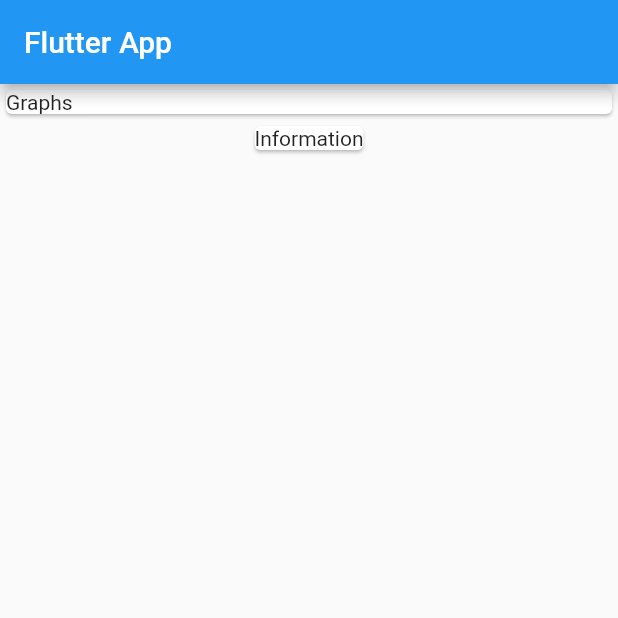
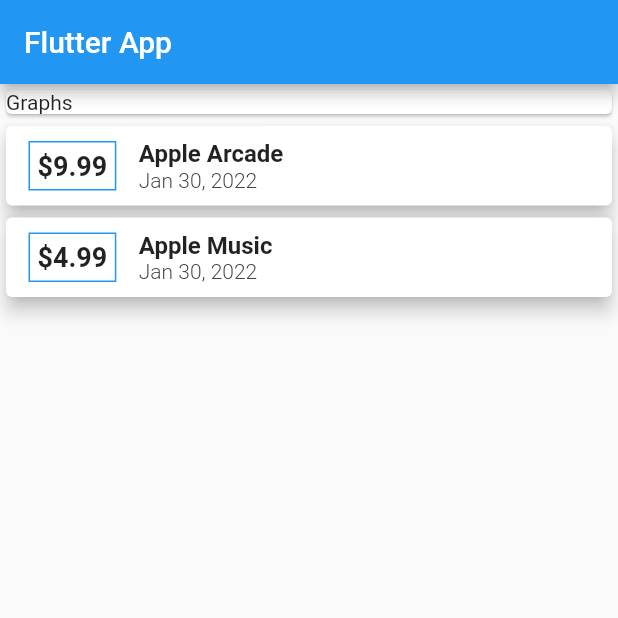
Before and after one commit to shaun-stanley/Flutter-Maximilian, a Flutter app: the screen it shows after launch, on a phone screen of 412 x 824 dp, the top half of it. Run offline on Flutter 3.47's test engine with Material 2 defaults, Android fonts, the phone set to English and light mode, and no system bars.

Commit message:
Add list of cards to display transactions

```diff
--- a/New Repo/expense_app/lib/main.dart
+++ b/New Repo/expense_app/lib/main.dart
@@ -1,5 +1,6 @@
 import 'package:expense_app/transaction.dart';
 import 'package:flutter/material.dart';
+import 'package:intl/intl.dart';
 
 void main() => runApp(MyApp());
 
@@ -14,7 +15,7 @@ class MyApp extends StatelessWidget {
 }
 
 class MyHomePage extends StatelessWidget {
-  final List = [
+  final List transactions = [
     Transaction(
       id: 't1',
       title: "Apple Arcade",
@@ -43,8 +44,51 @@ class MyHomePage extends StatelessWidget {
                 child: Text("Graphs"),
               ),
             ),
-            Card(
-              child: Text("Information"),
+            Column(
+              children: transactions.map((tx) {
+                return Card(
+                  elevation: 5,
+                  child: Row(
+                    children: [
+                      Container(
+                        margin:
+                            EdgeInsets.symmetric(vertical: 10, horizontal: 15),
+                        child: Text(
+                          '\$' + tx.amount.toString(),
+                          style: TextStyle(
+                            fontSize: 18,
+                            fontWeight: FontWeight.w600,
+                          ),
+                        ),
+                        padding: EdgeInsets.all(5),
+                        decoration: BoxDecoration(
+                          border: Border.all(color: Colors.blue, width: 1),
+                        ),
+                      ),
+                      Column(
+                        crossAxisAlignment: CrossAxisAlignment.start,
+                        children: [
+                          Text(
+                            tx.title,
+                            style: TextStyle(
+                              fontSize: 16,
+                              fontWeight: FontWeight.w600,
+                            ),
+                          ),
+                          Text(
+                            DateFormat('yMMMd').format(tx.date),
+                            style: TextStyle(
+                              fontSize: 14,
+                              fontWeight: FontWeight.w300,
+                              color: Colors.grey.shade800,
+                            ),
+                          ),
+                        ],
+                      )
+                    ],
+                  ),
+                );
+              }).toList(),
             )
           ],
         ));
```
